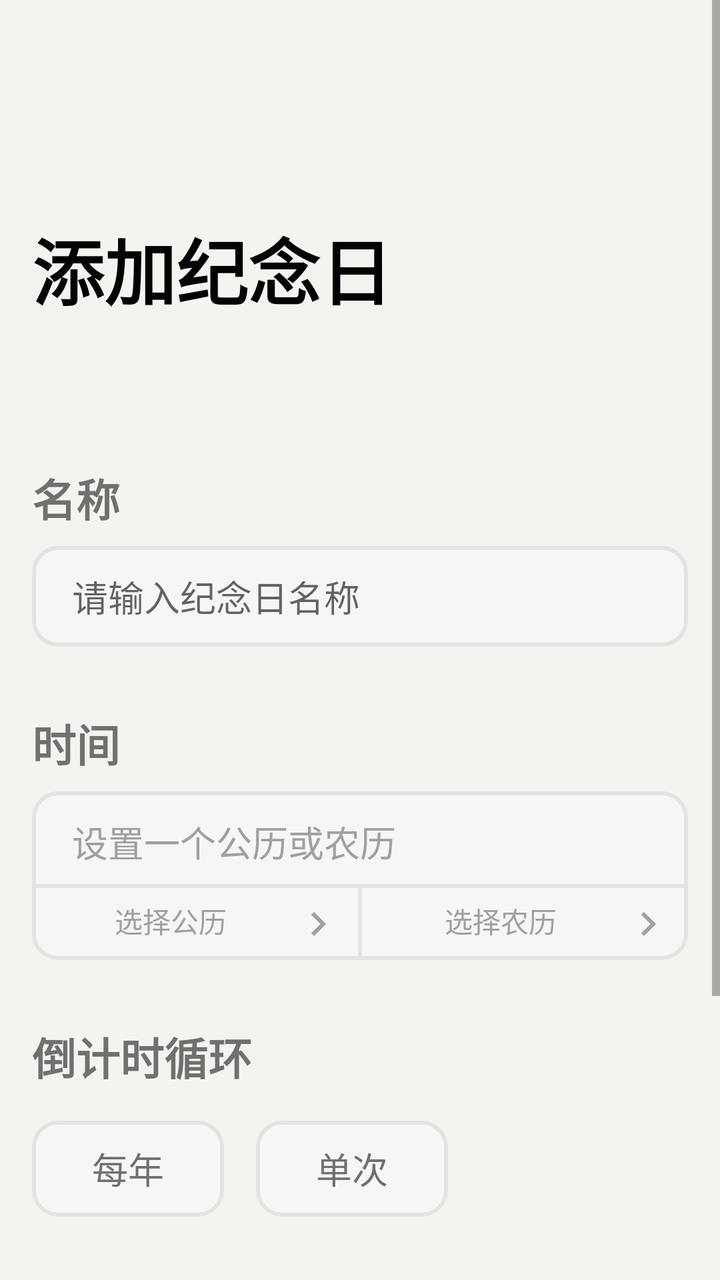
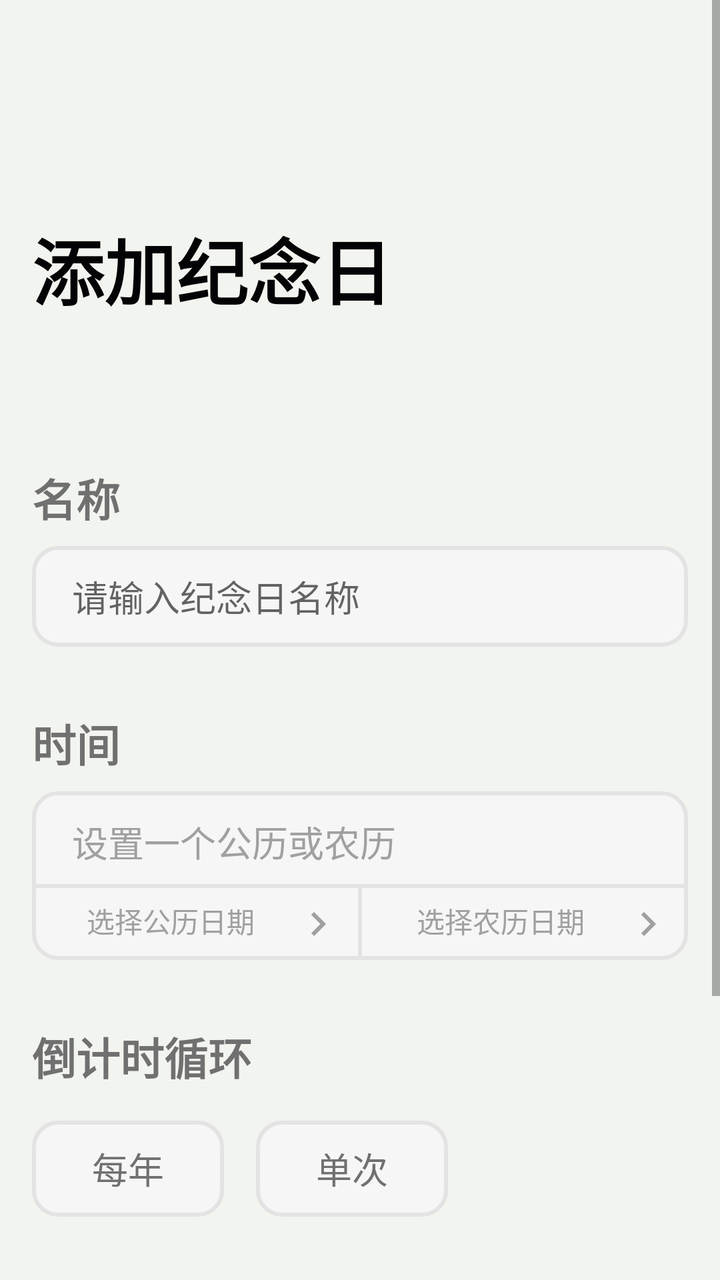

Two renders of the same Android screen: before a commit and after it. Below are the layout's source before the change and the commit's diff.
<!-- AndroidManifest.xml: application theme Theme.MemorialDay -->
<!-- res/layout/activity_add_edit_memorial_day.xml -->
<?xml version="1.0" encoding="utf-8"?>
<ScrollView xmlns:android="http://schemas.android.com/apk/res/android"
    android:layout_width="match_parent"
    xmlns:app="http://schemas.android.com/apk/res-auto"
    android:background="?attr/md_color_bg_page"
    android:layout_height="match_parent">

    <androidx.appcompat.widget.LinearLayoutCompat
        android:layout_width="match_parent"
        android:layout_height="wrap_content"
        android:orientation="vertical"
        android:paddingBottom="36dp">

        <androidx.appcompat.widget.Toolbar
            android:id="@+id/toolbar"
            android:layout_width="match_parent"
            android:layout_height="wrap_content"/>

        <TextView
            android:layout_marginTop="52dp"
            android:id="@+id/pageTitle"
            android:layout_width="match_parent"
            android:layout_height="wrap_content"
            android:layout_marginStart="16dp"
            android:layout_marginEnd="16dp"
            android:text="添加纪念日"
            android:textColor="?attr/md_color_text_primary"
            android:textSize="36sp"
            android:textStyle="bold" />

        <TextView
            android:text="名称"
            android:drawablePadding="8dp"
            android:layout_marginStart="16dp"
            android:layout_marginEnd="16dp"
            android:layout_marginTop="72dp"
            android:textStyle="bold"
            android:textSize="22sp"
            android:textColor="?attr/md_color_text_secondary"
            android:layout_width="match_parent"
            android:layout_height="wrap_content"/>

        <EditText
            android:id="@+id/title"
            android:layout_marginTop="8dp"
            style="@style/MDTextField"
            android:layout_width="match_parent"
            android:layout_height="wrap_content"
            android:layout_marginStart="16dp"
            android:layout_marginEnd="16dp"
            android:hint="请输入纪念日名称"
            android:textSize="18sp" />


        <TextView
            android:text="时间"
            android:drawablePadding="8dp"
            android:layout_marginStart="16dp"
            android:layout_marginEnd="16dp"
            android:layout_marginTop="32dp"
            android:textStyle="bold"
            android:textSize="22sp"
            android:textColor="?attr/md_color_text_secondary"
            android:layout_width="match_parent"
            android:layout_height="wrap_content"/>

        <androidx.constraintlayout.widget.ConstraintLayout
            android:id="@+id/sectionTime"
            android:layout_marginTop="8dp"
            android:layout_marginStart="16dp"
            android:layout_marginEnd="16dp"
            android:background="@drawable/bg_md_section"
            android:layout_width="match_parent"
            android:layout_height="wrap_content">

            <TextView
                android:id="@+id/sectionTimeText"
                android:layout_width="0dp"
                android:paddingStart="20dp"
                android:paddingEnd="20dp"
                android:paddingTop="12dp"
                android:paddingBottom="8dp"
                android:textSize="18sp"
                android:textColorHint="?attr/md_color_text_hint"
                app:layout_constraintStart_toStartOf="parent"
                app:layout_constraintEnd_toEndOf="parent"
                app:layout_constraintTop_toTopOf="parent"
                android:layout_height="wrap_content"
                android:hint="设置一个公历或农历" />

            <View
                app:layout_constraintStart_toStartOf="parent"
                app:layout_constraintEnd_toEndOf="parent"
                app:layout_constraintTop_toBottomOf="@id/sectionTimeText"
                android:background="?attr/md_text_field_color_stroke"
                android:id="@+id/sectionTimeTextDivider"
                android:layout_width="0dp"
                android:layout_height="2dp"/>

            <TextView
                android:id="@+id/sectionTimePickGregorian"
                android:paddingStart="8dp"
                android:paddingEnd="8dp"
                android:paddingTop="6dp"
                android:paddingBottom="6dp"
                android:layout_width="0dp"
                android:drawableEnd="@drawable/ic_arrow_right_black_24"
                android:drawableTint="?attr/md_color_text_hint"
                app:layout_constraintTop_toBottomOf="@id/sectionTimeTextDivider"
                app:layout_constraintBottom_toBottomOf="parent"
                app:layout_constraintStart_toStartOf="parent"
                app:layout_constraintEnd_toStartOf="@id/sectionTimePickerDivider"
                android:textSize="14sp"
                android:hint="选择公历"
                android:textAlignment="center"
                android:textColorHint="?attr/md_color_text_hint"
                android:layout_height="wrap_content"/>

            <View
                app:layout_constraintStart_toStartOf="parent"
                app:layout_constraintEnd_toEndOf="parent"
                app:layout_constraintTop_toBottomOf="@id/sectionTimeTextDivider"
                app:layout_constraintBottom_toBottomOf="parent"
                android:background="?attr/md_text_field_color_stroke"
                android:id="@+id/sectionTimePickerDivider"
                android:layout_width="2dp"
                android:layout_height="0dp"/>

            <TextView
                android:id="@+id/sectionTimePickLunar"
                android:paddingStart="8dp"
                android:paddingEnd="8dp"
                android:paddingTop="6dp"
                android:paddingBottom="6dp"
                android:layout_width="0dp"
                android:drawableEnd="@drawable/ic_arrow_right_black_24"
                android:drawableTint="?attr/md_color_text_hint"
                app:layout_constraintTop_toBottomOf="@id/sectionTimeTextDivider"
                app:layout_constraintBottom_toBottomOf="parent"
                app:layout_constraintEnd_toEndOf="parent"
                app:layout_constraintStart_toEndOf="@id/sectionTimePickerDivider"
                android:textSize="14sp"
                android:hint="选择农历"
                android:textAlignment="center"
                android:textColorHint="?attr/md_color_text_hint"
                android:layout_height="wrap_content"/>

        </androidx.constraintlayout.widget.ConstraintLayout>


        <TextView
            android:text="倒计时循环"
            android:drawablePadding="8dp"
            android:layout_marginStart="16dp"
            android:layout_marginEnd="16dp"
            android:layout_marginTop="32dp"
            android:textStyle="bold"
            android:textSize="22sp"
            android:textColor="?attr/md_color_text_secondary"
            android:layout_width="match_parent"
            android:layout_height="wrap_content"/>

        <HorizontalScrollView
            android:layout_marginTop="16dp"
            android:id="@+id/sectionLoop"
            android:layout_width="match_parent"
            android:layout_height="48dp">

            <LinearLayout
                android:orientation="horizontal"
                android:layout_width="wrap_content"
                android:layout_height="match_parent">
                <View android:layout_width="16dp" android:layout_height="0dp"/>

                <TextView
                    android:id="@+id/sectionLoopYear"
                    android:background="@drawable/bg_md_selection_inactive"
                    android:text="每年"
                    android:textColor="?attr/md_color_text_secondary"
                    android:textSize="18sp"
                    android:gravity="center"
                    android:layout_width="96dp"
                    android:layout_height="match_parent"/>

                <View android:layout_width="16dp" android:layout_height="0dp"/>

                <TextView
                    android:id="@+id/sectionLoopOnce"
                    android:background="@drawable/bg_md_selection_inactive"
                    android:text="单次"
                    android:textColor="?attr/md_color_text_secondary"
                    android:textSize="18sp"
                    android:gravity="center"
                    android:layout_width="96dp"
                    android:layout_height="match_parent"/>

                <View android:layout_width="16dp" android:layout_height="0dp"/>
            </LinearLayout>


        </HorizontalScrollView>

        <androidx.appcompat.widget.AppCompatButton
            android:id="@+id/save"
            android:layout_width="match_parent"
            android:layout_height="wrap_content"
            android:layout_marginStart="16dp"
            android:layout_marginTop="68dp"
            android:layout_marginEnd="16dp"
            android:paddingTop="8dp"
            android:paddingBottom="12dp"
            style="?android:attr/borderlessButtonStyle"
            android:background="@drawable/bg_md_button"
            android:textColor="@color/white"
            android:text="保存"
            android:textSize="18sp" />

        <TextView
            android:id="@+id/delete"
            android:layout_width="match_parent"
            android:layout_height="wrap_content"
            android:layout_marginStart="16dp"
            android:layout_marginTop="16dp"
            android:layout_marginEnd="16dp"
            android:paddingTop="8dp"
            android:textAlignment="center"
            android:paddingBottom="12dp"
            android:textColor="?attr/md_color_text_warming"
            android:text="删除"
            android:textSize="18sp" />

    </androidx.appcompat.widget.LinearLayoutCompat>

</ScrollView>
<!-- resources referenced by this layout -->
<resources>
  <color name="white">#FFFFFFFF</color>
  <!-- drawable bg_md_button (drawable) -->
  <?xml version="1.0" encoding="utf-8"?>
  <selector xmlns:android="http://schemas.android.com/apk/res/android">
  
      
      <item>
          <shape android:shape="rectangle">
              <solid android:color="?attr/md_color_primary" />
              <stroke android:color="?attr/md_color_primary_darken" android:width="2dp" />
              <corners android:radius="12dp" />
          </shape>
      </item>
  
  </selector>
  <!-- drawable bg_md_section (drawable) -->
  <?xml version="1.0" encoding="utf-8"?>
  <shape android:shape="rectangle" xmlns:android="http://schemas.android.com/apk/res/android">
  
      <solid android:color="?attr/md_text_field_color_bg" />
      <stroke android:color="?attr/md_text_field_color_stroke" android:width="2dp"/>
      <corners android:radius="12dp" />
  
  </shape>
  <!-- drawable bg_md_selection_inactive (drawable) -->
  <?xml version="1.0" encoding="utf-8"?>
  <shape android:shape="rectangle" xmlns:android="http://schemas.android.com/apk/res/android">
  
      <solid android:color="?attr/md_text_field_color_bg" />
      <stroke android:color="?attr/md_text_field_color_stroke" android:width="2dp"/>
      <corners android:radius="12dp" />
  
  </shape>
  <!-- drawable ic_arrow_right_black_24 (drawable) -->
  <vector android:autoMirrored="true" android:height="24dp"
      android:tint="#000000" android:viewportHeight="24"
      android:viewportWidth="24" android:width="24dp" xmlns:android="http://schemas.android.com/apk/res/android">
      <path android:fillColor="@android:color/white" android:pathData="M8.59,16.59L13.17,12 8.59,7.41 10,6l6,6 -6,6 -1.41,-1.41z"/>
  </vector>
  <style name="MDTextField" parent="Widget.AppCompat.EditText">
          <item name="android:paddingTop">12dp</item>
          <item name="android:paddingBottom">12dp</item>
          <item name="android:paddingStart">20dp</item>
          <item name="android:paddingEnd">20dp</item>
          <item name="android:background">@drawable/bg_md_text_field</item>
          <item name="android:textSize">18sp</item>
      </style>
  <!-- drawable bg_md_text_field (drawable) -->
  <?xml version="1.0" encoding="utf-8"?>
  <selector xmlns:android="http://schemas.android.com/apk/res/android">
  
      <item>
          <shape android:shape="rectangle">
              <solid android:color="?attr/md_text_field_color_bg" />
              <stroke android:color="?attr/md_text_field_color_stroke" android:width="2dp"/>
              <corners android:radius="12dp" />
          </shape>
      </item>
  
  </selector>
  <color name="theme_camphor_wood_color_background">#F2F4EF</color>
  <color name="theme_camphor_wood_color_primary">#EFB730</color>
  <color name="theme_camphor_wood_color_accent">#C2E3F4</color>
  <color name="theme_camphor_wood_color_text_primary">#030305</color>
  <color name="theme_camphor_wood_color_text_secondary">#FF707070</color>
  <color name="theme_camphor_wood_color_text_hint">#FFA0A0A0</color>
  <color name="theme_camphor_wood_color_text_week">#FFC0C0C0</color>
  <!-- unchanged entries left out for length: 1 -->
</resources>

<!-- the commit's change to res/layout/activity_add_edit_memorial_day.xml (unified diff, before → after) -->
@@ -111,7 +111,7 @@
                 app:layout_constraintStart_toStartOf="parent"
                 app:layout_constraintEnd_toStartOf="@id/sectionTimePickerDivider"
                 android:textSize="14sp"
-                android:hint="选择公历"
+                android:hint="选择公历日期"
                 android:textAlignment="center"
                 android:textColorHint="?attr/md_color_text_hint"
                 android:layout_height="wrap_content"/>
@@ -140,7 +140,7 @@
                 app:layout_constraintEnd_toEndOf="parent"
                 app:layout_constraintStart_toEndOf="@id/sectionTimePickerDivider"
                 android:textSize="14sp"
-                android:hint="选择农历"
+                android:hint="选择农历日期"
                 android:textAlignment="center"
                 android:textColorHint="?attr/md_color_text_hint"
                 android:layout_height="wrap_content"/>
